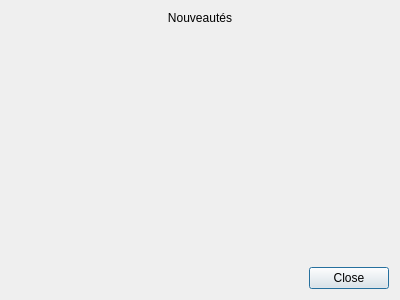
Old version of the form Dialogs/ChangelogDialog.ui in the repository AmbreM71/MovieManager.
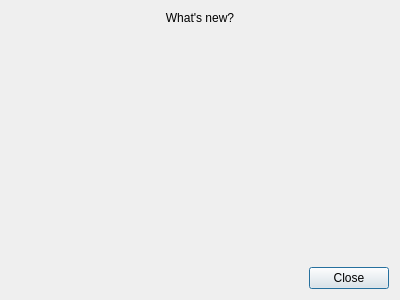
New version of the form.

```diff
--- a/Dialogs/ChangelogDialog.ui
+++ b/Dialogs/ChangelogDialog.ui
@@ -17,7 +17,7 @@
    <item>
     <widget class="QLabel" name="TitleLabel">
      <property name="text">
-      <string>Nouveautés</string>
+      <string>What's new?</string>
      </property>
      <property name="alignment">
       <set>Qt::AlignCenter</set>
```
Left out of the diff: 2 changed lines with no effect on the pictures.
